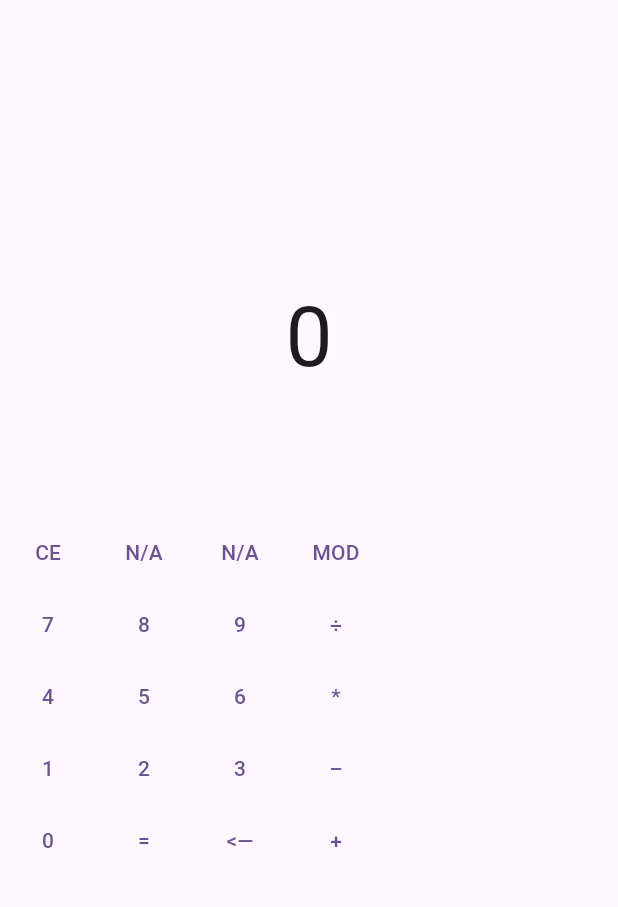
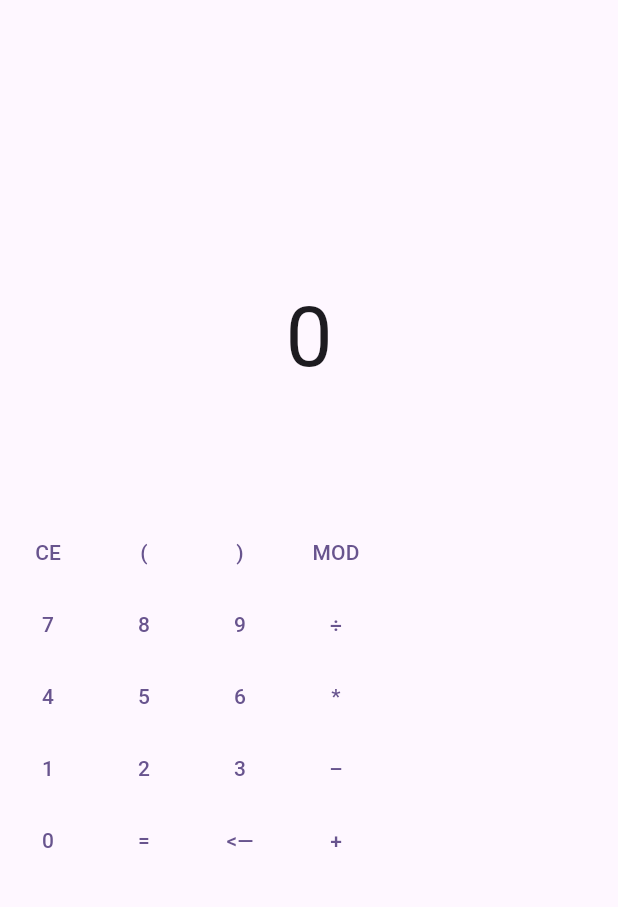
Before and after one commit to JimmyPhanfr/hw02_calculator_app, a Flutter app: the screen it shows after launch, on a phone screen of 412 x 824 dp, the part 84-991 px from its top. Run offline on Flutter 3.47's test engine with Material 3 defaults, Android fonts, the phone set to English and light mode, and no system bars; our stand-ins replace math_expressions.

Commit message:
adds '(' and ')' functionality

```diff
--- a/lib/main.dart
+++ b/lib/main.dart
@@ -92,7 +92,7 @@ class _MyHomePageState extends State<MyHomePage> {
                 ),
               ),
             ),
-            // Clear, N/A, N/A, MOD
+            // Clear, (, ), MOD
             Row(
               children: [
                 TextButton(
@@ -105,15 +105,19 @@ class _MyHomePageState extends State<MyHomePage> {
                   },
                 ),
                 TextButton(
-                  child: Text('N/A'),
+                  child: Text('('),
                   onPressed: () {
-                    // nothing
+                    setState( () {
+                      _entered = appendToEntered(_entered, '(');
+                    });
                   },
                 ),
                 TextButton(
-                  child: Text('N/A'),
+                  child: Text(')'),
                   onPressed: () {
-                    // nothing
+                    setState( () {
+                      _entered = appendToEntered(_entered, ')');
+                    });
                   },
                 ),
                 TextButton(
```
Also changed, not shown: 4 other files.
